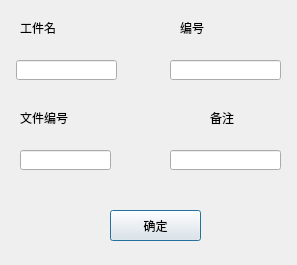
Old version of the form ZCIPS/CTScan/linedetfilenamedialog.ui in the repository maozi2327/ZCIPS.
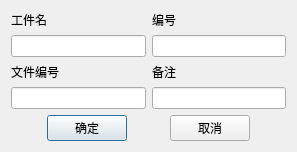
New version of the form.

Diff of the .ui file:
```diff
--- a/ZCIPS/CTScan/linedetfilenamedialog.ui
+++ b/ZCIPS/CTScan/linedetfilenamedialog.ui
@@ -7,67 +7,37 @@
     <x>0</x>
     <y>0</y>
     <width>297</width>
-    <height>265</height>
+    <height>118</height>
    </rect>
   </property>
   <property name="windowTitle">
    <string>LineDetFileNameDialog</string>
   </property>
-  <widget class="QLineEdit" name="objectNameEdit">
-   <property name="geometry">
-    <rect>
-     <x>16</x>
-     <y>60</y>
-     <width>101</width>
-     <height>20</height>
-    </rect>
-   </property>
-  </widget>
-  <widget class="QLineEdit" name="objectNumberEdit">
-   <property name="geometry">
-    <rect>
-     <x>170</x>
-     <y>60</y>
-     <width>111</width>
-     <height>20</height>
-    </rect>
-   </property>
-  </widget>
+  <layout class="QVBoxLayout" name="verticalLayout" stretch="1,0">
+   <item>
+    <layout class="QGridLayout" name="gridLayout">
+     <item row="0" column="0">
   <widget class="QLabel" name="label">
-   <property name="geometry">
-    <rect>
-     <x>20</x>
-     <y>20</y>
-     <width>36</width>
-     <height>16</height>
-    </rect>
-   </property>
    <property name="text">
     <string>工件名</string>
    </property>
   </widget>
+     </item>
+     <item row="0" column="1">
   <widget class="QLabel" name="label_2">
-   <property name="geometry">
-    <rect>
-     <x>180</x>
-     <y>20</y>
-     <width>24</width>
-     <height>16</height>
-    </rect>
-   </property>
    <property name="text">
     <string>编号</string>
    </property>
   </widget>
+     </item>
+     <item row="1" column="0">
+      <widget class="QLineEdit" name="objectNameEdit"/>
+     </item>
+     <item row="1" column="1">
+      <widget class="QLineEdit" name="objectNumberEdit"/>
+     </item>
+     <item row="2" column="0">
   <widget class="QLabel" name="label_3">
-   <property name="geometry">
-    <rect>
-     <x>20</x>
-     <y>110</y>
-     <width>51</width>
-     <height>16</height>
-    </rect>
-   </property>
    <property name="layoutDirection">
     <enum>Qt::LeftToRight</enum>
    </property>
@@ -75,35 +45,9 @@
     <string>文件编号</string>
    </property>
   </widget>
-  <widget class="QLineEdit" name="fileNumberEdit">
-   <property name="geometry">
-    <rect>
-     <x>20</x>
-     <y>150</y>
-     <width>91</width>
-     <height>20</height>
-    </rect>
-   </property>
-  </widget>
-  <widget class="QLineEdit" name="commentEdit">
-   <property name="geometry">
-    <rect>
-     <x>170</x>
-     <y>150</y>
-     <width>111</width>
-     <height>20</height>
-    </rect>
-   </property>
-  </widget>
+     </item>
+     <item row="2" column="1">
   <widget class="QLabel" name="label_4">
-   <property name="geometry">
-    <rect>
-     <x>210</x>
-     <y>110</y>
-     <width>51</width>
-     <height>16</height>
-    </rect>
-   </property>
    <property name="layoutDirection">
     <enum>Qt::LeftToRight</enum>
    </property>
@@ -111,19 +55,73 @@
     <string>备注</string>
    </property>
   </widget>
+     </item>
+     <item row="3" column="0">
+      <widget class="QLineEdit" name="fileNumberEdit"/>
+     </item>
+     <item row="3" column="1">
+      <widget class="QLineEdit" name="commentEdit"/>
+     </item>
+    </layout>
+   </item>
+   <item>
+    <layout class="QHBoxLayout" name="horizontalLayout">
+     <item>
+      <spacer name="horizontalSpacer">
+       <property name="orientation">
+        <enum>Qt::Horizontal</enum>
+       </property>
+       <property name="sizeHint" stdset="0">
+        <size>
+         <width>40</width>
+         <height>20</height>
+        </size>
+       </property>
+      </spacer>
+     </item>
+     <item>
   <widget class="QPushButton" name="okButton">
-   <property name="geometry">
-    <rect>
-     <x>110</x>
-     <y>210</y>
-     <width>91</width>
-     <height>31</height>
-    </rect>
-   </property>
    <property name="text">
     <string>确定</string>
    </property>
   </widget>
+     </item>
+     <item>
+      <spacer name="horizontalSpacer_3">
+       <property name="orientation">
+        <enum>Qt::Horizontal</enum>
+       </property>
+       <property name="sizeHint" stdset="0">
+        <size>
+         <width>40</width>
+         <height>20</height>
+        </size>
+       </property>
+      </spacer>
+     </item>
+     <item>
+      <widget class="QPushButton" name="cancelButton">
+       <property name="text">
+        <string>取消</string>
+       </property>
+      </widget>
+     </item>
+     <item>
+      <spacer name="horizontalSpacer_2">
+       <property name="orientation">
+        <enum>Qt::Horizontal</enum>
+       </property>
+       <property name="sizeHint" stdset="0">
+        <size>
+         <width>40</width>
+         <height>20</height>
+        </size>
+       </property>
+      </spacer>
+     </item>
+    </layout>
+   </item>
+  </layout>
  </widget>
  <layoutdefault spacing="6" margin="11"/>
  <resources/>
```
Lines whose indentation alone changed are shown as unchanged.
